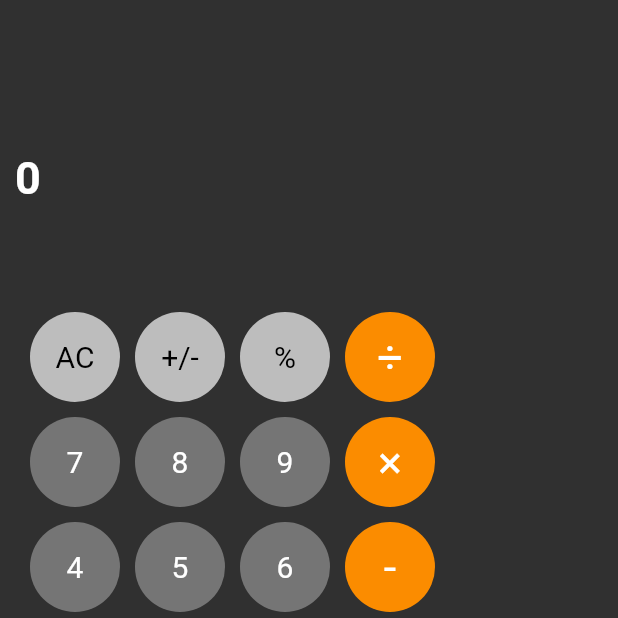
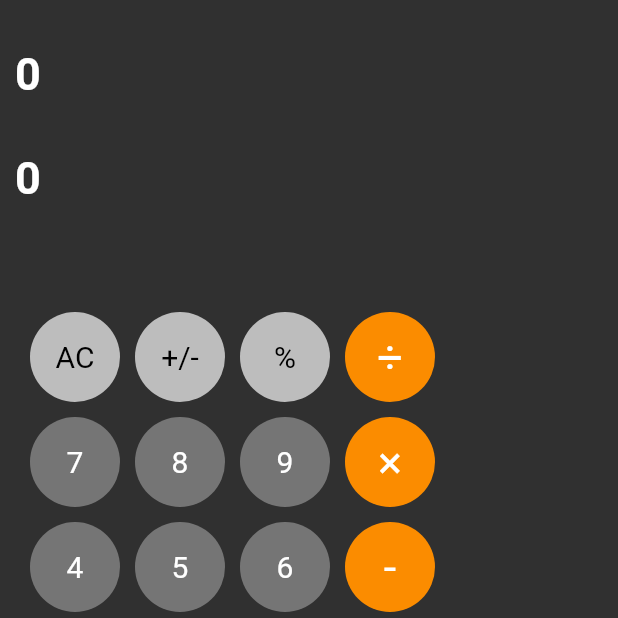
Before and after one commit to Hendricks-3D/ios_calculator, a Flutter app: the screen it shows after launch, after a tap on "AC", on a phone screen of 412 x 824 dp, the top half of it. Run offline on Flutter 3.47's test engine with Material 2 defaults, Android fonts, the phone set to English and light mode, and no system bars.

Commit message:
minor fix

```diff
--- a/lib/main.dart
+++ b/lib/main.dart
@@ -115,6 +115,9 @@ class _MyHomePageState extends State<MyHomePage> {
                       child: GestureDetector(
                           onTap: () {
                             this.myController.text =
+                                this.operations.clearButton();
+
+                            this.resultsController.text =
                                 this.operations.clearButton();
                           },
                           child: Center(
```
